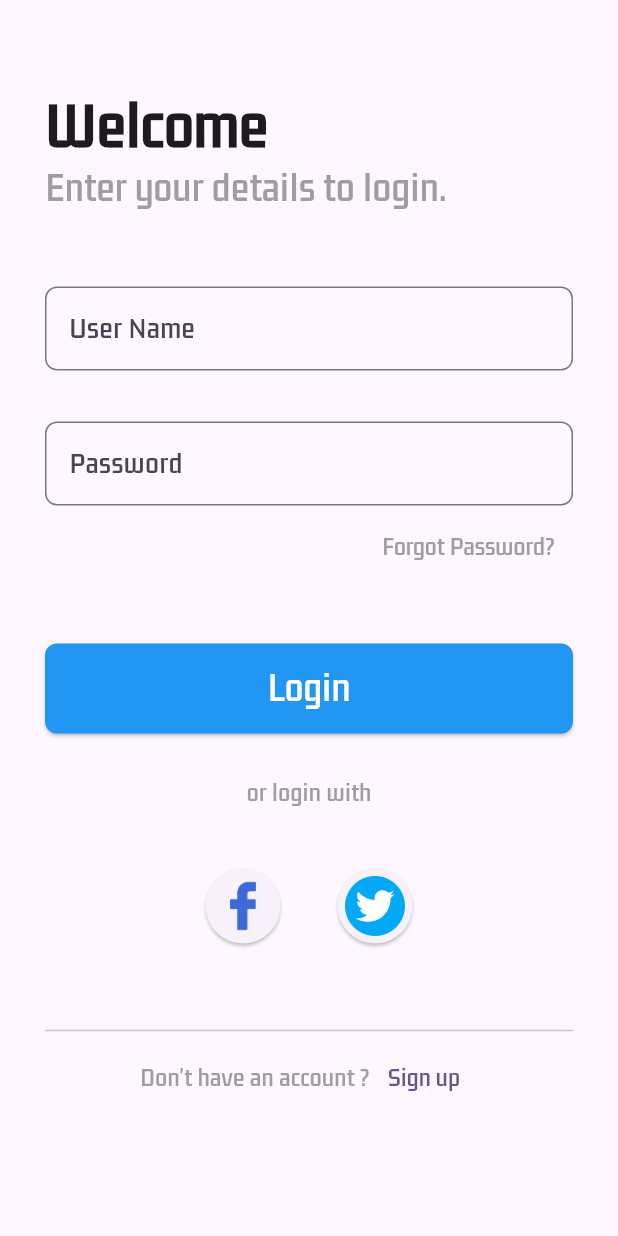
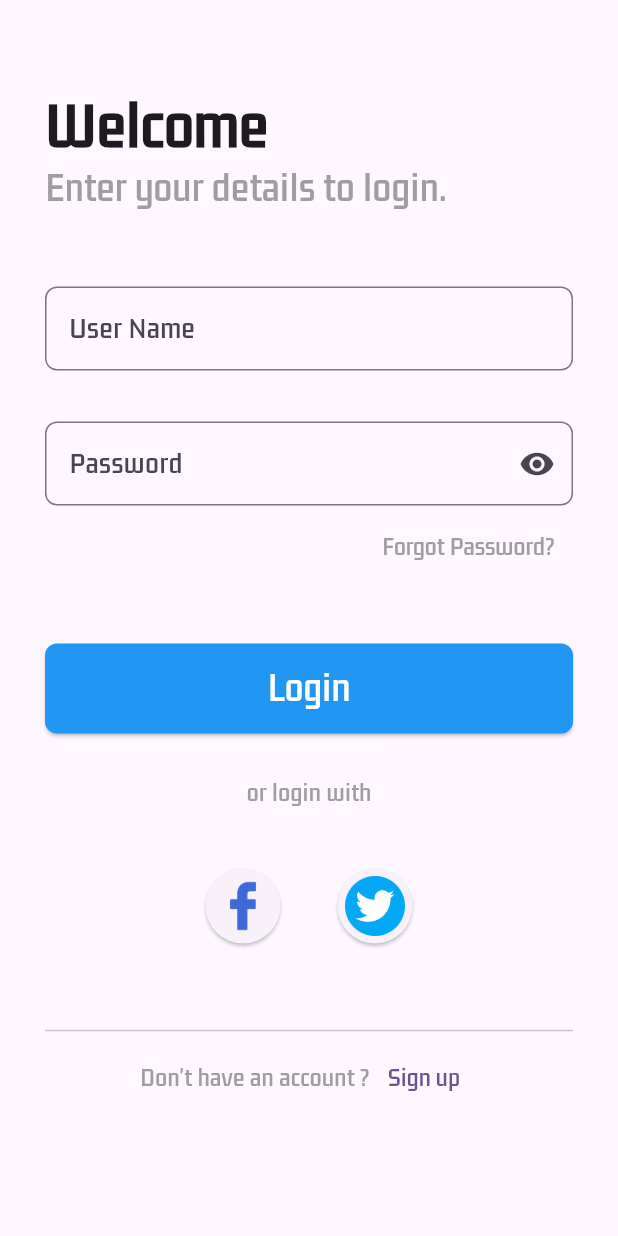
Before and after one commit to CodeRohanDev/Login-Page-Designs, a Flutter app: the screen it shows after launch, on a phone screen of 412 x 824 dp. Run offline on Flutter 3.47's test engine with Material 2 defaults, Android fonts, the light colour scheme and no system bars.

Commit message:
eye button added on the password field

```diff
--- a/design5/lib/Login.dart
+++ b/design5/lib/Login.dart
@@ -10,6 +10,8 @@ class LoginPage extends StatefulWidget {
 }
 
 class _LoginPageState extends State<LoginPage> {
+  bool _obscureText = true;
+
   @override
   Widget build(BuildContext context) {
     return SafeArea(
@@ -60,6 +62,7 @@ class _LoginPageState extends State<LoginPage> {
                 SizedBox(
                   height: 60,
                   child: TextFormField(
+                    obscureText: _obscureText,
                     decoration: InputDecoration(
                       hintText: "Password",
                       hintStyle: TextStyle(
@@ -67,6 +70,18 @@ class _LoginPageState extends State<LoginPage> {
                       ),
                       border: OutlineInputBorder(
                         borderRadius: BorderRadius.circular(8),
+                      ),
+                      suffixIcon: GestureDetector(
+                        onTap: () {
+                          setState(() {
+                            _obscureText = !_obscureText;
+                          });
+                        },
+                        child: Icon(
+                          _obscureText
+                              ? Icons.visibility
+                              : Icons.visibility_off,
+                        ),
                       ),
                     ),
                   ),
```
